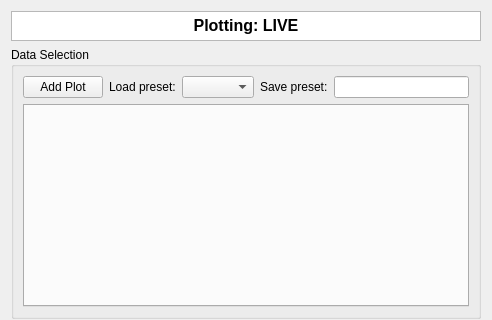
Cryostat-GUI/Cryostat-GUI, file configurations/Data_display_selection_live_multiple.ui: the form before one commit; both pictures show x 0 to 492 and y 0 to 320 of the 492 by 535 pixel window.
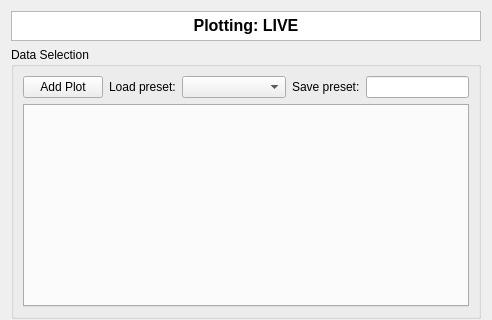
The form after the commit.

The edit to the form file:
```diff
--- a/configurations/Data_display_selection_live_multiple.ui
+++ b/configurations/Data_display_selection_live_multiple.ui
@@ -42,7 +42,7 @@
      <property name="title">
       <string>Data Selection</string>
      </property>
-     <layout class="QGridLayout" name="gridLayout_4">
+     <layout class="QGridLayout" name="gridLayout_4" columnstretch="0,0,1,0,1">
       <item row="0" column="0">
        <widget class="QPushButton" name="pushAddPlot">
         <property name="text">
```
Left out of the diff: 16 changed lines with no effect on the pictures.
